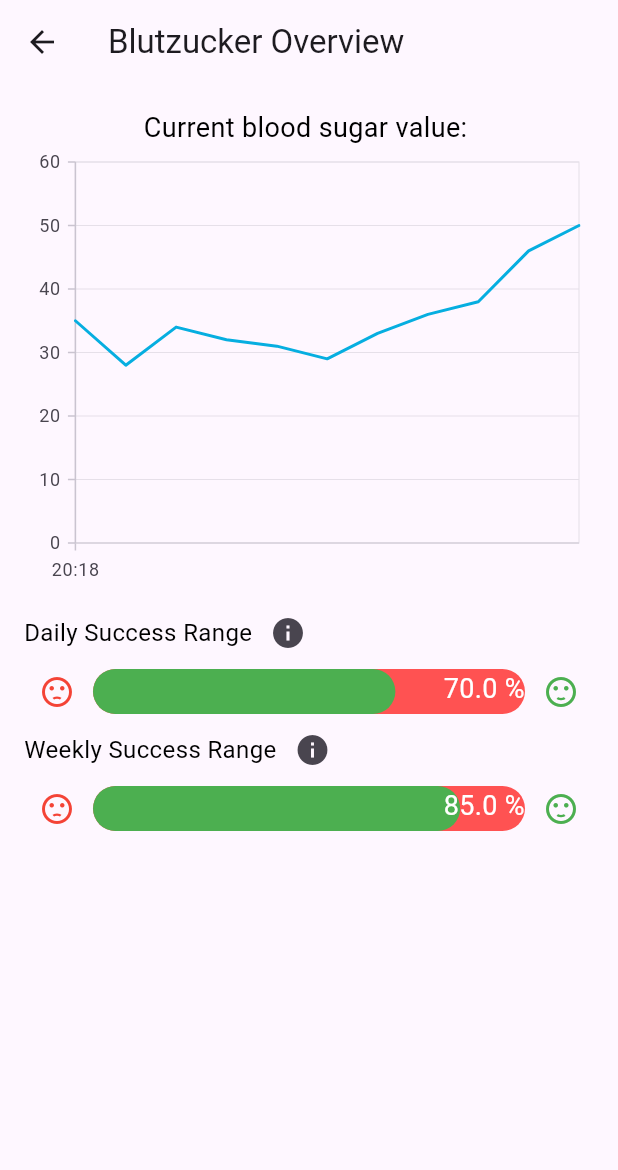
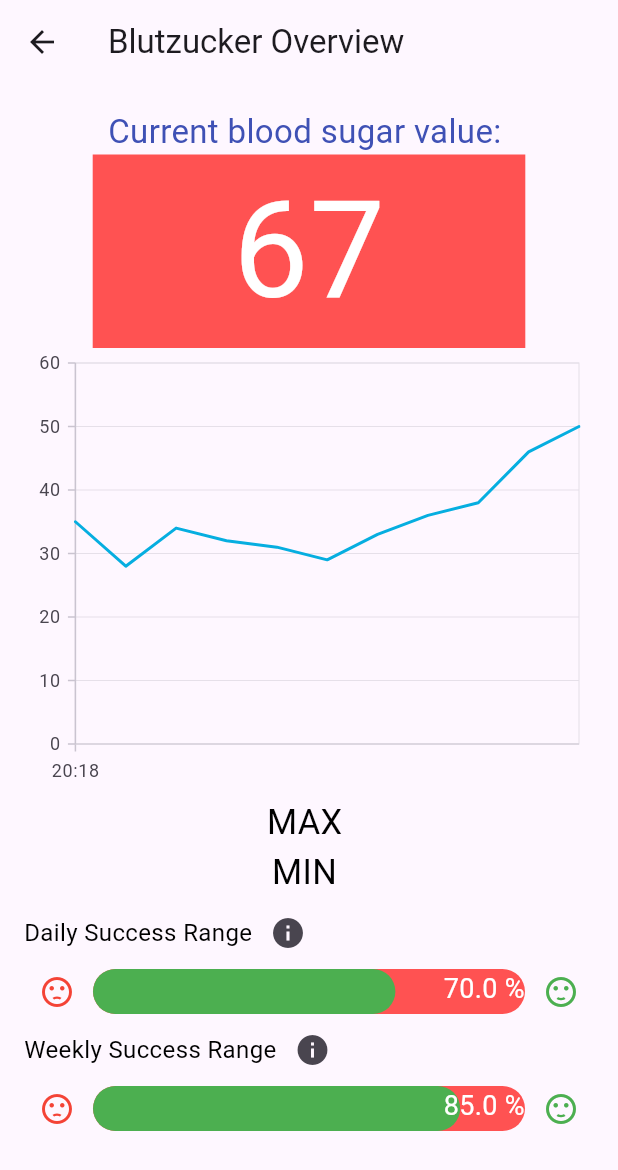
Before and after one commit to Jonalismus/companio_diabetes_app, a Flutter app: the BloodsugarOverview screen opened directly, on a phone screen of 412 x 824 dp. Shown: the top 1170 px of the screen. Run offline on Flutter 3.47's test engine with Material 3 defaults, Android fonts, the phone set to English and light mode, and no system bars; drawn by our look-alikes of getwidget; our stand-ins replace cloud_firestore, firebase_auth, firebase_core, flutter_datetime_picker_plus, flutter_local_notifications, pedometer and 2 more; missing offline and left inert: flutter_barcode_scanner; accounts and stored records are empty.

Commit message:
blood sugar overview dashboard mock

```diff
--- a/lib/screens/pages/bloodsugar_overview_dashboard.dart
+++ b/lib/screens/pages/bloodsugar_overview_dashboard.dart
@@ -1,5 +1,6 @@
 import 'package:flutter/material.dart';
 import 'package:getwidget/getwidget.dart';
+import 'package:intl/intl.dart';
 import 'package:syncfusion_flutter_charts/charts.dart';
 
 class GlucoseData {
@@ -94,11 +95,22 @@ class _BloodsugarOverviewState extends State<BloodsugarOverview> {
           children: [
             Text('Current blood sugar value: ',
               style: TextStyle(
-              color: Colors.black,
-              fontSize: 18,
+              color: Colors.indigo,
+              fontSize: 22,
               ),
             ),
-
+            Container(
+              width: MediaQuery.of(context).size.width * 0.7,
+              alignment: Alignment.center,
+              color: Colors.redAccent,
+              child: Text(
+              '67', // mock for blood sugar value
+              style: TextStyle(
+              fontSize: 90.0,
+              color: Colors.white,
+                  ),
+                ),
+              ),
             SfCartesianChart(
                 primaryXAxis: DateTimeAxis(),
                 series: <CartesianSeries>[
@@ -109,6 +121,18 @@ class _BloodsugarOverviewState extends State<BloodsugarOverview> {
                       yValueMapper: (GlucoseData sales, _) => sales.bloodSugarValue
                   )
                 ],
+            ),
+            Text('MAX ',
+              style: TextStyle(
+                color: Colors.black,
+                fontSize: 23,
+              ),
+            ),
+            Text('MIN ',
+              style: TextStyle(
+                color: Colors.black,
+                fontSize: 23,
+              ),
             ),
             Row(
               children: [
```
